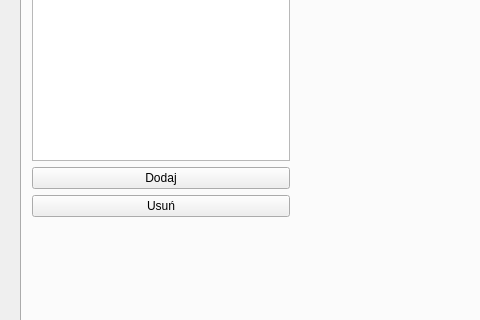
Qt form mainwindow.ui (DomaszDomingo/NewestMagazyn) before a commit; both pictures show x 0 to 480 and y 105 to 425 of the 800 by 600 pixel window.
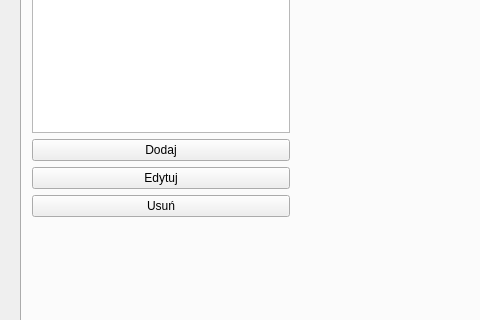
The same form after that commit. Custom widgets are drawn as their Qt base class.

Diff of the .ui file:
```diff
--- a/mainwindow.ui
+++ b/mainwindow.ui
@@ -172,7 +172,7 @@
      <attribute name="title">
       <string>Lokalizacje</string>
      </attribute>
-     <widget class="QWidget" name="">
+     <widget class="QWidget" name="layoutWidget">
       <property name="geometry">
        <rect>
         <x>10</x>
@@ -194,6 +194,13 @@
            </property>
           </widget>
          </item>
+         <item>
+          <widget class="QPushButton" name="pushButton">
+           <property name="text">
+            <string>Edytuj</string>
+           </property>
+          </widget>
+         </item>
          <item>
           <widget class="QPushButton" name="deleteLocationButton">
            <property name="text">
```
